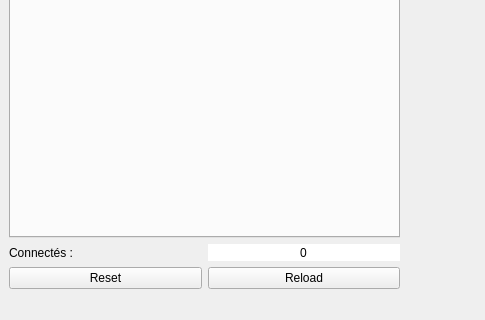
This is Engine/window.ui in Douraid-BEN-HASSEN/ar_course as Qt 5 draws it before an edit; both pictures show x 0 to 485 and y 280 to 600 of the 800 by 600 pixel window. The edited form follows.
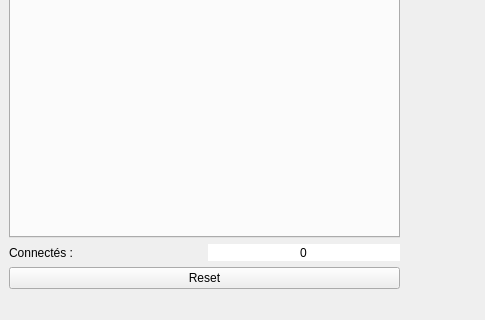
This is the edited form.

The edit to the form file:
```diff
--- a/Engine/window.ui
+++ b/Engine/window.ui
@@ -204,13 +204,6 @@
           </property>
          </widget>
         </item>
-        <item>
-         <widget class="QPushButton" name="pushButton_reload">
-          <property name="text">
-           <string>Reload</string>
-          </property>
-         </widget>
-        </item>
        </layout>
       </item>
      </layout>
```
Left out of the diff: 12 changed lines with no effect on the pictures.
